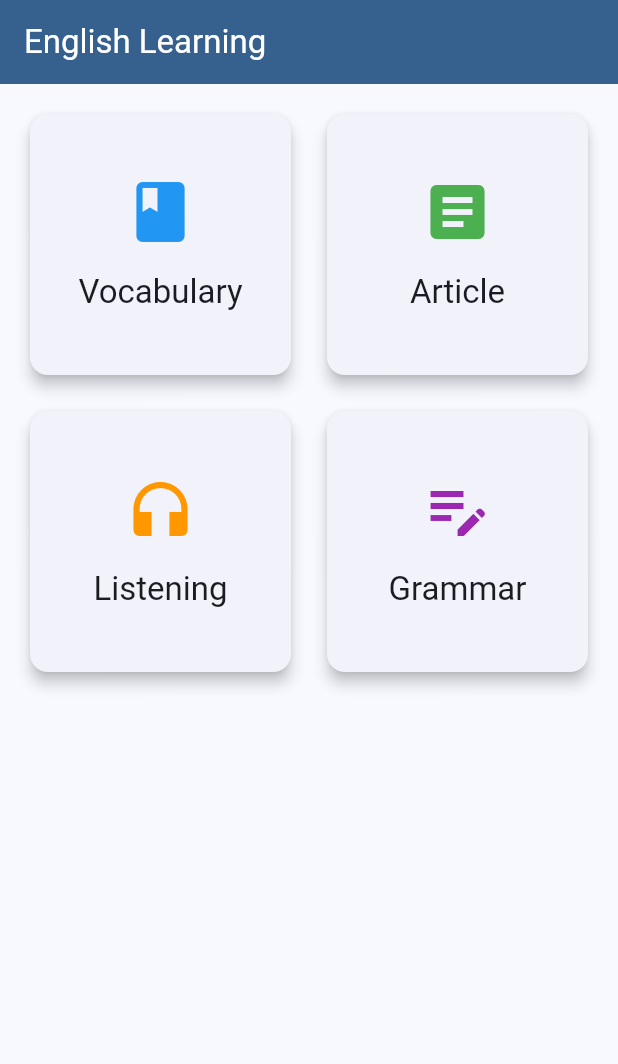
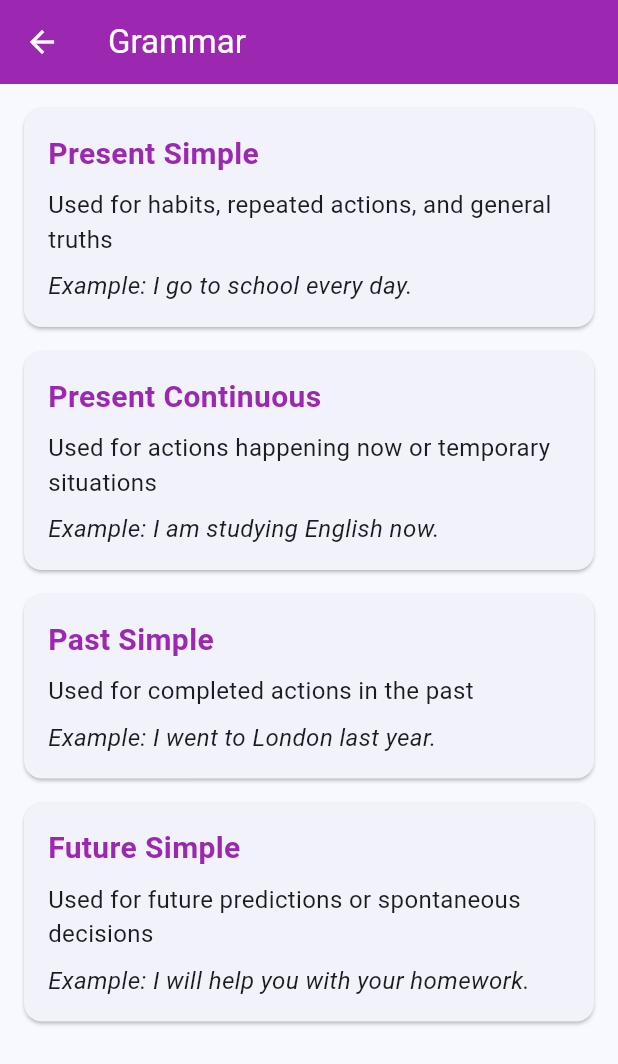
Before and after one commit to wl-chase-1/english_learning_app, a Flutter app: the screen it shows after launch, after a tap on "Grammar", on a phone screen of 412 x 824 dp. Shown: the top 1064 px of the screen. Run offline on Flutter 3.47's test engine with Material 3 defaults, Android fonts, the phone set to English and light mode, and no system bars.

Commit message:
feat: add grammar page and implement navigation from home page

```diff
--- a/lib/main.dart
+++ b/lib/main.dart
@@ -84,7 +84,12 @@ class HomePage extends StatelessWidget {
               title: 'Grammar',
               color: Colors.purple,
               onTap: () {
-                // TODO: Navigate to grammar page
+                Navigator.push(
+                  context,
+                  MaterialPageRoute(
+                    builder: (context) => const GrammarPage(),
+                  ),
+                );
               },
             ),
           ],
--- /dev/null
+++ b/lib/pages/grammar_page.dart
@@ -0,0 +1,80 @@
+import 'package:flutter/material.dart';
+
+class GrammarPage extends StatelessWidget {
+  const GrammarPage({super.key});
+
+  @override
+  Widget build(BuildContext context) {
+    return Scaffold(
+      appBar: AppBar(
+        title: const Text('Grammar'),
+        backgroundColor: Colors.purple,
+        foregroundColor: Colors.white,
+      ),
+      body: ListView(
+        padding: const EdgeInsets.all(16.0),
+        children: [
+          _buildGrammarCard(
+            title: 'Present Simple',
+            description: 'Used for habits, repeated actions, and general truths',
+            example: 'I go to school every day.',
+          ),
+          _buildGrammarCard(
+            title: 'Present Continuous',
+            description: 'Used for actions happening now or temporary situations',
+            example: 'I am studying English now.',
+          ),
+          _buildGrammarCard(
+            title: 'Past Simple',
+            description: 'Used for completed actions in the past',
+            example: 'I went to London last year.',
+          ),
+          _buildGrammarCard(
+            title: 'Future Simple',
+            description: 'Used for future predictions or spontaneous decisions',
+            example: 'I will help you with your homework.',
+          ),
+        ],
+      ),
+    );
+  }
+
+  Widget _buildGrammarCard({
+    required String title,
+    required String description,
+    required String example,
+  }) {
+    return Card(
+      margin: const EdgeInsets.only(bottom: 16.0),
+      child: Padding(
+        padding: const EdgeInsets.all(16.0),
+        child: Column(
+          crossAxisAlignment: CrossAxisAlignment.start,
+          children: [
+            Text(
+              title,
+              style: const TextStyle(
+                fontSize: 20,
+                fontWeight: FontWeight.bold,
+                color: Colors.purple,
+              ),
+            ),
+            const SizedBox(height: 8),
+            Text(
+              description,
+              style: const TextStyle(fontSize: 16),
+            ),
+            const SizedBox(height: 8),
+            Text(
+              'Example: $example',
+              style: const TextStyle(
+                fontSize: 16,
+                fontStyle: FontStyle.italic,
+              ),
+            ),
+          ],
+        ),
+      ),
+    );
+  }
+}
```
